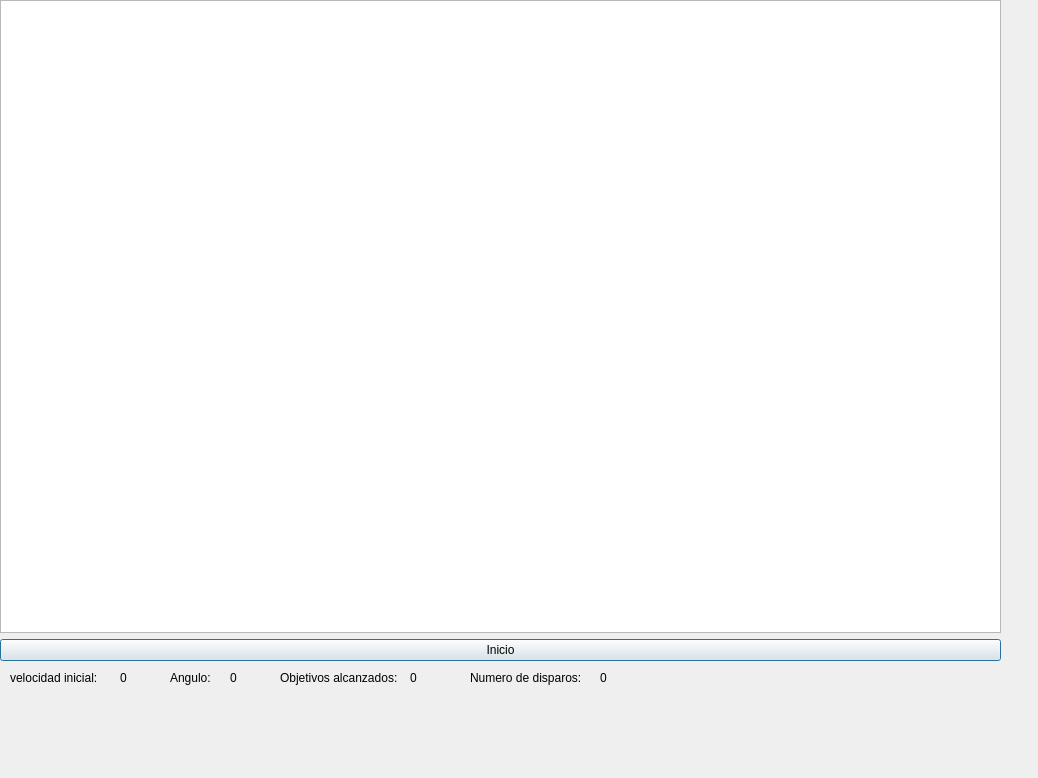
Before: the Qt Designer form TankMundial/Mundialtank/nivel.ui in pipeflorez55/Proyecto-final, drawn with Qt 5.
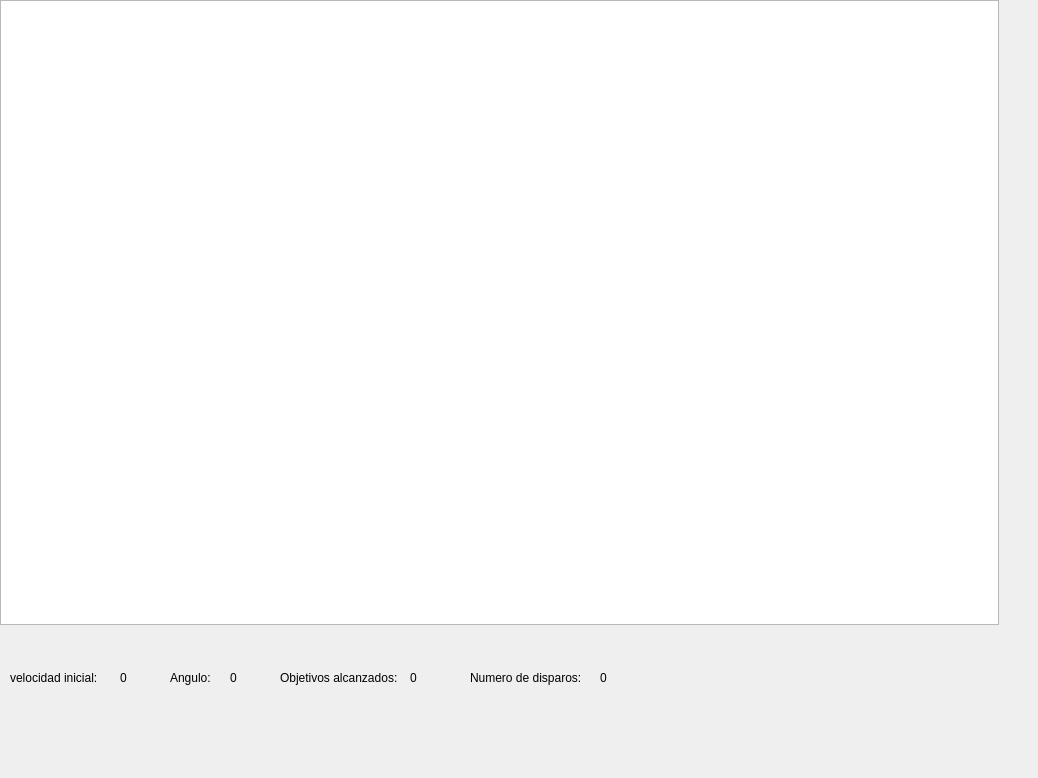
After: the same form once the commit is applied.

Commit message:
"Carga y nivel 3"
se implemento el sistema de carga y el nivel 3

What changed in the file:
```diff
--- a/TankMundial/Mundialtank/nivel.ui
+++ b/TankMundial/Mundialtank/nivel.ui
@@ -65,32 +65,6 @@
     <string>velocidad inicial:</string>
    </property>
   </widget>
-  <widget class="QWidget" name="layoutWidget">
-   <property name="geometry">
-    <rect>
-     <x>0</x>
-     <y>0</y>
-     <width>1001</width>
-     <height>661</height>
-    </rect>
-   </property>
-   <layout class="QGridLayout" name="gridLayout">
-    <item row="0" column="0">
-     <widget class="QGraphicsView" name="graphicsView">
-      <property name="enabled">
-       <bool>true</bool>
-      </property>
-     </widget>
-    </item>
-    <item row="2" column="0">
-     <widget class="QPushButton" name="pushButton">
-      <property name="text">
-       <string>Inicio</string>
-      </property>
-     </widget>
-    </item>
-   </layout>
-  </widget>
   <widget class="QLabel" name="label">
    <property name="geometry">
     <rect>
@@ -143,6 +117,19 @@
     <string>0</string>
    </property>
   </widget>
+  <widget class="QGraphicsView" name="graphicsView">
+   <property name="enabled">
+    <bool>true</bool>
+   </property>
+   <property name="geometry">
+    <rect>
+     <x>0</x>
+     <y>0</y>
+     <width>999</width>
+     <height>625</height>
+    </rect>
+   </property>
+  </widget>
  </widget>
  <resources/>
  <connections/>
```
The commit also changes 72 other files.
